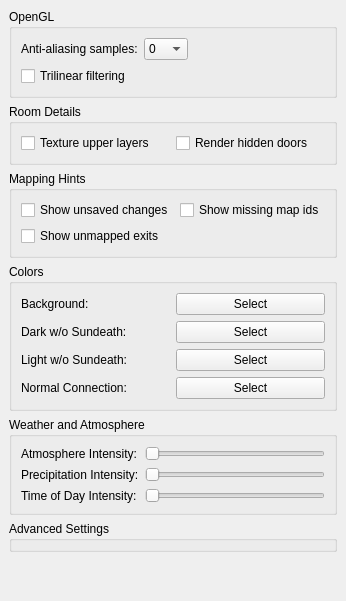
This is src/preferences/graphicspage.ui in nschimme/MMapper as Qt 5 draws it before an edit. The edited form follows.
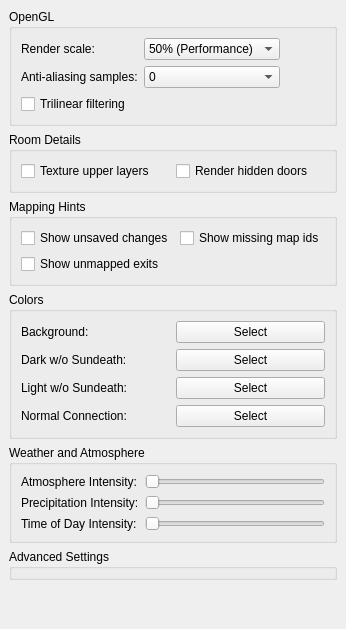
This is the edited form.

Commit message:
Implement render scale configuration and default 50% scale for WASM
Resolves page refreshes/crashes on iPadOS WASM builds by downscaling offscreen WebGL FBO allocations by 50% on WebAssembly by default, reducing FBO VRAM footprint by 75% while upscaling smoothly with hardware bilinear filtering. Adds Render Scale options (50%, 75%, 100% Native) in Preferences.

```diff
--- a/src/preferences/graphicspage.ui
+++ b/src/preferences/graphicspage.ui
@@ -103,6 +103,38 @@
        <number>6</number>
       </property>
       <item row="1" column="0">
+       <widget class="QLabel" name="label_renderScale">
+        <property name="text">
+         <string>Render scale:</string>
+        </property>
+        <property name="buddy">
+         <cstring>renderScaleComboBox</cstring>
+        </property>
+       </widget>
+      </item>
+      <item row="1" column="2">
+       <widget class="QComboBox" name="renderScaleComboBox">
+        <property name="focusPolicy">
+         <enum>Qt::FocusPolicy::StrongFocus</enum>
+        </property>
+        <item>
+         <property name="text">
+          <string>50% (Performance)</string>
+         </property>
+        </item>
+        <item>
+         <property name="text">
+          <string>75% (Balanced)</string>
+         </property>
+        </item>
+        <item>
+         <property name="text">
+          <string>100% (Native)</string>
+         </property>
+        </item>
+       </widget>
+      </item>
+      <item row="2" column="0">
        <widget class="QLabel" name="label_2">
         <property name="text">
          <string>Anti-aliasing samples:</string>
@@ -112,7 +144,7 @@
         </property>
        </widget>
       </item>
-      <item row="1" column="2">
+      <item row="2" column="2">
        <widget class="QComboBox" name="antialiasingSamplesComboBox">
         <property name="focusPolicy">
          <enum>Qt::FocusPolicy::StrongFocus</enum>
@@ -144,7 +176,7 @@
         </item>
        </widget>
       </item>
-      <item row="2" column="0">
+      <item row="3" column="0">
        <widget class="QCheckBox" name="trilinearFilteringCheckBox">
         <property name="text">
          <string>Trilinear filtering</string>
```
The commit also changes 3 other files.
